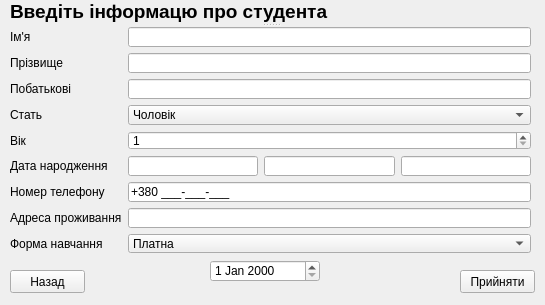
Shuna322/QtKyrsova, file addstudentform.ui: the form before one commit.
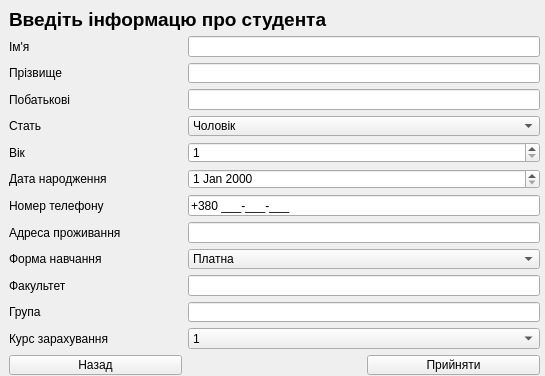
The form after the commit.

The edit to the form file:
```diff
--- a/addstudentform.ui
+++ b/addstudentform.ui
@@ -7,50 +7,23 @@
     <x>0</x>
     <y>0</y>
     <width>545</width>
-    <height>305</height>
+    <height>376</height>
    </rect>
   </property>
   <property name="windowTitle">
    <string>Form</string>
   </property>
-  <widget class="QPushButton" name="pushButton">
+  <widget class="QWidget" name="">
    <property name="geometry">
     <rect>
-     <x>10</x>
-     <y>270</y>
-     <width>75</width>
-     <height>23</height>
+     <x>9</x>
+     <y>9</y>
+     <width>531</width>
+     <height>366</height>
     </rect>
    </property>
-   <property name="text">
-    <string>Назад</string>
-   </property>
-  </widget>
-  <widget class="QPushButton" name="pushButton_2">
-   <property name="geometry">
-    <rect>
-     <x>460</x>
-     <y>270</y>
-     <width>75</width>
-     <height>23</height>
-    </rect>
-   </property>
-   <property name="text">
-    <string>Прийняти</string>
-   </property>
-  </widget>
-  <widget class="QSplitter" name="splitter">
-   <property name="geometry">
-    <rect>
-     <x>10</x>
-     <y>0</y>
-     <width>521</width>
-     <height>253</height>
-    </rect>
-   </property>
-   <property name="orientation">
-    <enum>Qt::Vertical</enum>
-   </property>
+   <layout class="QGridLayout" name="gridLayout">
+    <item row="0" column="0" colspan="2">
    <widget class="QLabel" name="label_10">
     <property name="font">
      <font>
@@ -63,9 +36,15 @@
      <string>Введіть інформацю про студента</string>
     </property>
    </widget>
-   <widget class="QWidget" name="layoutWidget">
-    <layout class="QGridLayout" name="gridLayout">
-     <item row="0" column="1" colspan="3">
+    </item>
+    <item row="1" column="0">
+     <widget class="QLabel" name="label">
+      <property name="text">
+       <string>Ім'я</string>
+      </property>
+     </widget>
+    </item>
+    <item row="1" column="1" colspan="2">
       <widget class="QLineEdit" name="lineEdit">
        <property name="inputMask">
         <string>AAAAAAAAAAAAAAAAAAAA</string>
@@ -75,35 +54,42 @@
        </property>
       </widget>
      </item>
-     <item row="0" column="0">
-      <widget class="QLabel" name="label">
-       <property name="text">
-        <string>Ім'я</string>
-       </property>
-      </widget>
-     </item>
-     <item row="1" column="0">
+    <item row="2" column="0">
       <widget class="QLabel" name="label_2">
        <property name="text">
         <string>Прізвище</string>
        </property>
       </widget>
      </item>
-     <item row="2" column="1" colspan="3">
-      <widget class="QLineEdit" name="lineEdit_3">
+    <item row="2" column="1" colspan="2">
+     <widget class="QLineEdit" name="lineEdit_2">
        <property name="inputMask">
         <string>AAAAAAAAAAAAAAAAAAAAAAAAA</string>
        </property>
       </widget>
      </item>
      <item row="3" column="0">
+     <widget class="QLabel" name="label_3">
+      <property name="text">
+       <string>Побатькові</string>
+      </property>
+     </widget>
+    </item>
+    <item row="3" column="1" colspan="2">
+     <widget class="QLineEdit" name="lineEdit_3">
+      <property name="inputMask">
+       <string>AAAAAAAAAAAAAAAAAAAAAAAAA</string>
+      </property>
+     </widget>
+    </item>
+    <item row="4" column="0">
       <widget class="QLabel" name="label_4">
        <property name="text">
         <string>Стать</string>
        </property>
       </widget>
      </item>
-     <item row="3" column="1" colspan="3">
+    <item row="4" column="1" colspan="2">
       <widget class="QComboBox" name="comboBox">
        <property name="layoutDirection">
         <enum>Qt::LeftToRight</enum>
@@ -129,48 +115,14 @@
        </item>
       </widget>
      </item>
-     <item row="2" column="0">
-      <widget class="QLabel" name="label_3">
-       <property name="text">
-        <string>Побатькові</string>
-       </property>
-      </widget>
-     </item>
      <item row="5" column="0">
-      <widget class="QLabel" name="label_6">
-       <property name="text">
-        <string>Дата народження</string>
-       </property>
-      </widget>
-     </item>
-     <item row="6" column="0">
-      <widget class="QLabel" name="label_7">
-       <property name="text">
-        <string>Номер телефону</string>
-       </property>
-      </widget>
-     </item>
-     <item row="7" column="1" colspan="3">
-      <widget class="QLineEdit" name="lineEdit_8"/>
-     </item>
-     <item row="5" column="2">
-      <widget class="QLineEdit" name="lineEdit_5"/>
-     </item>
-     <item row="8" column="0">
-      <widget class="QLabel" name="label_9">
-       <property name="text">
-        <string>Форма навчання</string>
-       </property>
-      </widget>
-     </item>
-     <item row="4" column="0">
       <widget class="QLabel" name="label_5">
        <property name="text">
         <string>Вік</string>
        </property>
       </widget>
      </item>
-     <item row="4" column="1" colspan="3">
+    <item row="5" column="1" colspan="2">
       <widget class="QSpinBox" name="spinBox">
        <property name="buttonSymbols">
         <enum>QAbstractSpinBox::UpDownArrows</enum>
@@ -183,20 +135,24 @@
        </property>
       </widget>
      </item>
+    <item row="6" column="0">
+     <widget class="QLabel" name="label_6">
+      <property name="text">
+       <string>Дата народження</string>
+      </property>
+     </widget>
+    </item>
+    <item row="6" column="1" colspan="2">
+     <widget class="QDateEdit" name="dateEdit"/>
+    </item>
      <item row="7" column="0">
-      <widget class="QLabel" name="label_8">
+     <widget class="QLabel" name="label_7">
        <property name="text">
-        <string>Адреса проживання</string>
+       <string>Номер телефону</string>
        </property>
       </widget>
      </item>
-     <item row="5" column="3">
-      <widget class="QLineEdit" name="lineEdit_6"/>
-     </item>
-     <item row="5" column="1">
-      <widget class="QLineEdit" name="lineEdit_4"/>
-     </item>
-     <item row="6" column="1" colspan="3">
+    <item row="7" column="1" colspan="2">
       <widget class="QLineEdit" name="lineEdit_7">
        <property name="inputMask">
         <string>+38\0 999-999-999;_</string>
@@ -206,7 +162,24 @@
        </property>
       </widget>
      </item>
-     <item row="8" column="1" colspan="3">
+    <item row="8" column="0">
+     <widget class="QLabel" name="label_8">
+      <property name="text">
+       <string>Адреса проживання</string>
+      </property>
+     </widget>
+    </item>
+    <item row="8" column="1" colspan="2">
+     <widget class="QLineEdit" name="lineEdit_8"/>
+    </item>
+    <item row="9" column="0">
+     <widget class="QLabel" name="label_9">
+      <property name="text">
+       <string>Форма навчання</string>
+      </property>
+     </widget>
+    </item>
+    <item row="9" column="1" colspan="2">
       <widget class="QComboBox" name="comboBox_2">
        <item>
         <property name="text">
@@ -220,25 +193,75 @@
        </item>
       </widget>
      </item>
-     <item row="1" column="1" colspan="3">
-      <widget class="QLineEdit" name="lineEdit_2">
+    <item row="10" column="0">
+     <widget class="QLabel" name="label_11">
+      <property name="text">
+       <string>Факультет</string>
+      </property>
+     </widget>
+    </item>
+    <item row="10" column="1" colspan="2">
+     <widget class="QLineEdit" name="lineEdit_4">
        <property name="inputMask">
         <string>AAAAAAAAAAAAAAAAAAAAAAAAA</string>
        </property>
       </widget>
      </item>
-    </layout>
-   </widget>
-  </widget>
-  <widget class="QDateEdit" name="dateEdit">
-   <property name="geometry">
-    <rect>
-     <x>210</x>
-     <y>260</y>
-     <width>110</width>
-     <height>22</height>
-    </rect>
-   </property>
+    <item row="11" column="0">
+     <widget class="QLabel" name="label_12">
+      <property name="text">
+       <string>Група</string>
+      </property>
+     </widget>
+    </item>
+    <item row="11" column="1" colspan="2">
+     <widget class="QLineEdit" name="lineEdit_5">
+      <property name="inputMask">
+       <string>AAAAAAAAAAAAAAAAAAAAAAAAA</string>
+      </property>
+     </widget>
+    </item>
+    <item row="12" column="0">
+     <widget class="QLabel" name="label_13">
+      <property name="text">
+       <string>Курс зарахування</string>
+      </property>
+     </widget>
+    </item>
+    <item row="12" column="1" colspan="2">
+     <widget class="QComboBox" name="comboBox_3">
+      <item>
+       <property name="text">
+        <string>1</string>
+       </property>
+      </item>
+      <item>
+       <property name="text">
+        <string>2</string>
+       </property>
+      </item>
+      <item>
+       <property name="text">
+        <string>3</string>
+       </property>
+      </item>
+     </widget>
+    </item>
+    <item row="13" column="0">
+     <widget class="QPushButton" name="pushButton">
+      <property name="text">
+       <string>Назад</string>
+      </property>
+     </widget>
+    </item>
+    <item row="13" column="2">
+     <widget class="QPushButton" name="pushButton_2">
+      <property name="text">
+       <string>Прийняти</string>
+      </property>
+     </widget>
+    </item>
+   </layout>
   </widget>
  </widget>
  <resources/>
```
Lines whose indentation alone changed are shown as unchanged.
